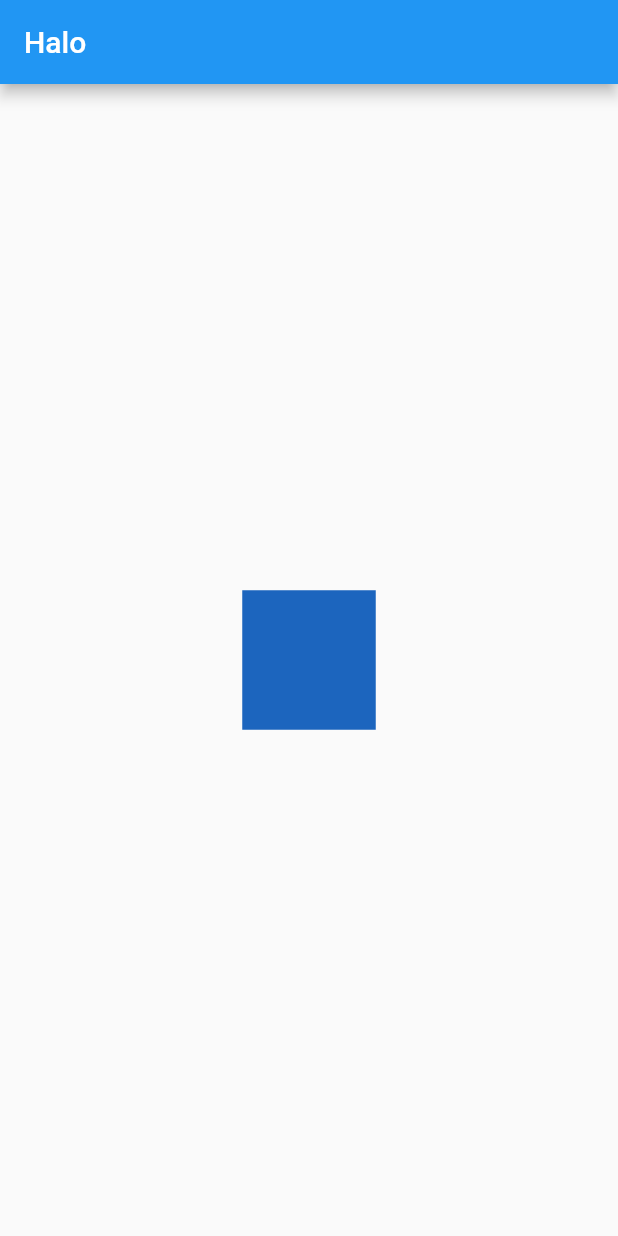
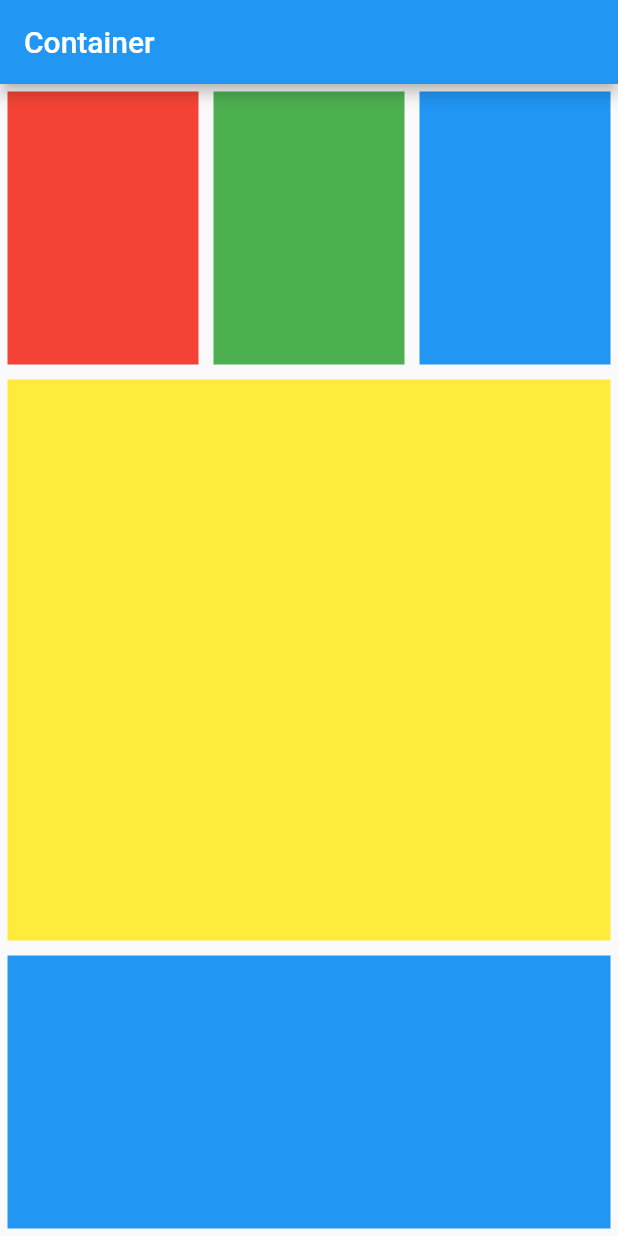
Before and after one commit to rankoms/belajar_flutter, a Flutter app: the screen it shows after launch, on a phone screen of 412 x 824 dp. Run offline on Flutter 3.47's test engine with Material 2 defaults, Android fonts, the phone set to English and light mode, and no system bars.

Commit message:
flexible widget

```diff
--- a/lib/main.dart
+++ b/lib/main.dart
@@ -1,38 +1,56 @@
-import 'dart:math';
-
 import 'package:flutter/material.dart';
 
 void main() => runApp(const MyApp());
 
-class MyApp extends StatefulWidget {
+class MyApp extends StatelessWidget {
   const MyApp({Key? key}) : super(key: key);
 
-  @override
-  _MyAppState createState() => _MyAppState();
-}
-
-class _MyAppState extends State<MyApp> {
-  Random random = Random();
   @override
   Widget build(BuildContext context) {
     return MaterialApp(
       home: Scaffold(
         appBar: AppBar(
-          title: Text('Halo'),
+          title: Text('Container'),
         ),
-        body: Center(
-          child: GestureDetector(
-            onTap: () {
-              setState(() {});
-            },
-            child: AnimatedContainer(
-              color: Color.fromARGB(255, random.nextInt(256),
-                  random.nextInt(256), random.nextInt(256)),
-              duration: Duration(seconds: 1),
-              width: 50.0 + random.nextInt(101),
-              height: 50.0 + random.nextInt(101),
-            ),
-          ),
+        body: Column(
+          children: [
+            Flexible(
+                flex: 1,
+                child: Row(
+                  children: [
+                    Flexible(
+                        flex: 1,
+                        child: Container(
+                          color: Colors.red,
+                          margin: EdgeInsets.all(5),
+                        )),
+                    Flexible(
+                        flex: 1,
+                        child: Container(
+                          margin: EdgeInsets.all(5),
+                          color: Colors.green,
+                        )),
+                    Flexible(
+                        flex: 1,
+                        child: Container(
+                          margin: EdgeInsets.all(5),
+                          color: Colors.blue,
+                        ))
+                  ],
+                )),
+            Flexible(
+                flex: 2,
+                child: Container(
+                  margin: EdgeInsets.all(5),
+                  color: Colors.yellow,
+                )),
+            Flexible(
+                flex: 1,
+                child: Container(
+                  margin: EdgeInsets.all(5),
+                  color: Colors.blue,
+                )),
+          ],
         ),
       ),
     );
```
